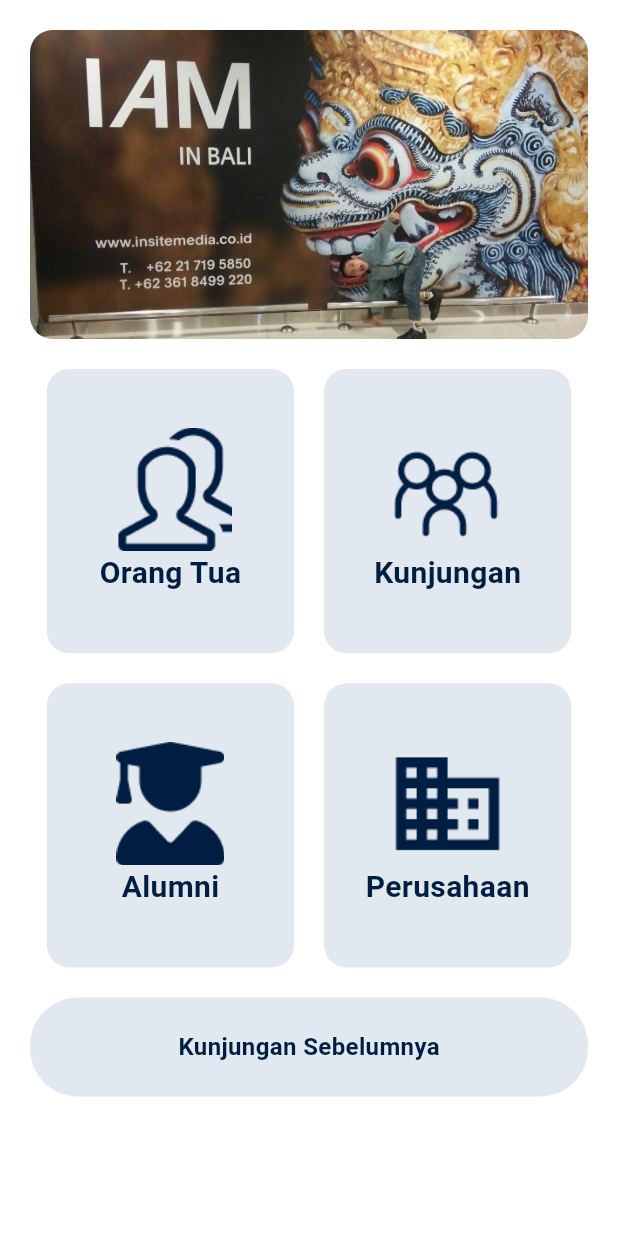
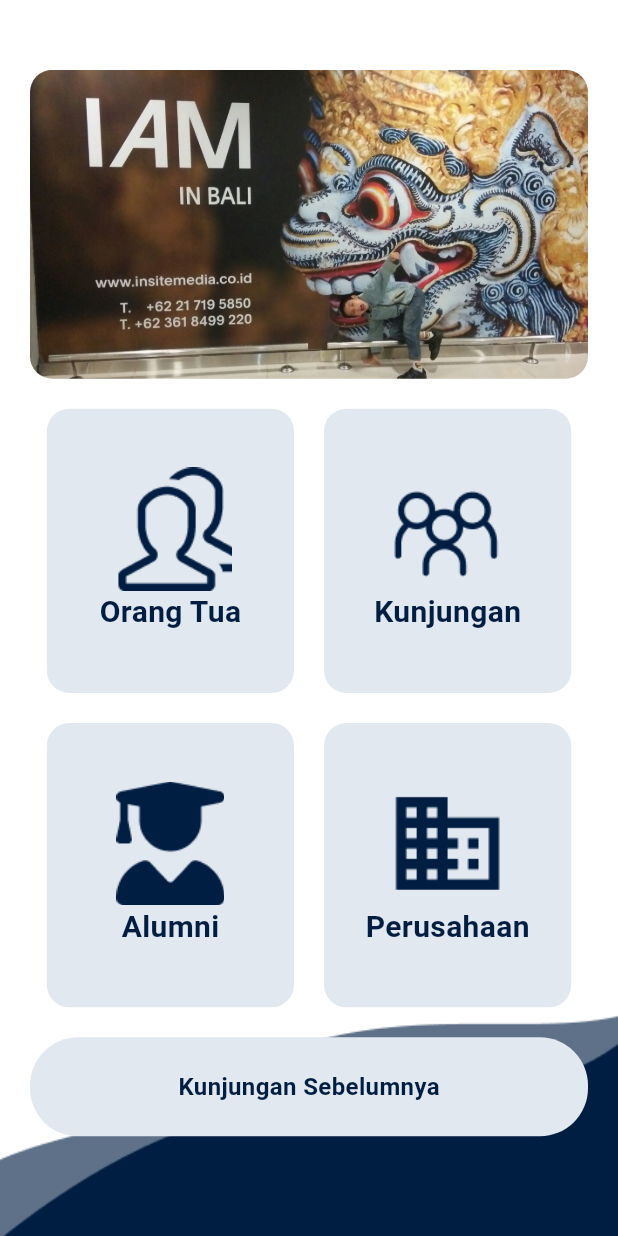
Before and after one commit to billymillo/Projek-Buku-Tamu-Mobile, a Flutter app: the screen it shows after launch, on a phone screen of 412 x 824 dp. Run offline on Flutter 3.47's test engine with Material 3 defaults, Android fonts, the phone set to English and light mode, and no system bars; our stand-ins replace get.

Commit message:
bily work

```diff
--- a/lib/pages/mainMenuP.dart
+++ b/lib/pages/mainMenuP.dart
@@ -1,5 +1,9 @@
+import 'package:flutter/cupertino.dart';
 import 'package:flutter/material.dart';
+import 'package:flutter/widgets.dart';
+import 'package:get/get.dart';
 import 'package:mobile/models/colorpalette.dart';
+import 'package:mobile/routes/appPages.dart';
 
 class MainMenuP extends StatelessWidget {
   const MainMenuP({super.key});
@@ -9,10 +13,54 @@ class MainMenuP extends StatelessWidget {
     return Scaffold(
       backgroundColor: Colors.white,
       body: SingleChildScrollView(
-        child: Container(
+        child: SizedBox(
+          height: MediaQuery.of(context).size.height,
+          child: Stack(children: [
+            // Container(
+            //   width: MediaQuery.of(context).size.width,
+            //   child: Row(
+            //     children: [
+            //       Container(
+            //         width: MediaQuery.of(context).size.width * 0.1,
+            //         height: MediaQuery.of(context).size.height * 0.1,
+            //         decoration: const BoxDecoration(
+            //           image: DecorationImage(
+            //               image: AssetImage('assets/icon/bukutamu.jpg'),
+            //               fit: BoxFit.cover),
+            //         ),
+            //       ),
+            //       Text(
+            //         "BukuTamu",
+            //         style: TextStyle(
+            //             fontFamily: 'Roboto',
+            //             color: PrimaryColor().blue,
+            //             fontSize: 20,
+            //             fontWeight: FontWeight.w600),
+            //       )
+            //     ],
+            //   ),
+            // ),
+            Positioned(
+              left: 0,
+              right: 0,
+              bottom: 0,
+              child: SizedBox(
+                width: MediaQuery.of(context).size.width,
+                height: MediaQuery.of(context).size.height * 0.2,
+                child: const DecoratedBox(
+                  decoration: BoxDecoration(
+                    image: DecorationImage(
+                      image: AssetImage('assets/image/clippath1.png'),
+                      fit: BoxFit.cover,
+                    ),
+                  ),
+                ),
+              ),
+            ),
+            Container(
               width: MediaQuery.of(context).size.width * 1,
-          padding:
-              const EdgeInsets.only(left: 20, right: 20, top: 20, bottom: 40),
+              padding: const EdgeInsets.only(
+                  left: 20, right: 20, top: 20, bottom: 40),
               child: Column(
                 mainAxisAlignment: MainAxisAlignment.center,
                 children: [
@@ -32,7 +80,9 @@ class MainMenuP extends StatelessWidget {
                     child: Row(
                       mainAxisAlignment: MainAxisAlignment.center,
                       children: [
-                    Container(
+                        GestureDetector(
+                          onTap: () => Get.toNamed(Routes.PARENTFORMPAGE),
+                          child: Container(
                             width: MediaQuery.of(context).size.width * 0.4,
                             height: MediaQuery.of(context).size.height * 0.23,
                             decoration: BoxDecoration(
@@ -42,11 +92,14 @@ class MainMenuP extends StatelessWidget {
                               mainAxisAlignment: MainAxisAlignment.center,
                               children: [
                                 Container(
-                            width: MediaQuery.of(context).size.width * 0.2,
-                            height: MediaQuery.of(context).size.height * 0.1,
+                                  width:
+                                      MediaQuery.of(context).size.width * 0.2,
+                                  height:
+                                      MediaQuery.of(context).size.height * 0.1,
                                   decoration: const BoxDecoration(
                                     image: DecorationImage(
-                                image: AssetImage('assets/icon/orangtua.png'),
+                                      image: AssetImage(
+                                          'assets/icon/orangtua.png'),
                                     ),
                                   ),
                                 ),
@@ -61,6 +114,7 @@ class MainMenuP extends StatelessWidget {
                               ],
                             ),
                           ),
+                        ),
                         const SizedBox(width: 20),
                         Container(
                           width: MediaQuery.of(context).size.width * 0.4,
@@ -73,10 +127,12 @@ class MainMenuP extends StatelessWidget {
                             children: [
                               Container(
                                 width: MediaQuery.of(context).size.width * 0.2,
-                            height: MediaQuery.of(context).size.height * 0.1,
+                                height:
+                                    MediaQuery.of(context).size.height * 0.1,
                                 decoration: const BoxDecoration(
                                   image: DecorationImage(
-                                image: AssetImage('assets/icon/kunjungan.png'),
+                                    image:
+                                        AssetImage('assets/icon/kunjungan.png'),
                                   ),
                                 ),
                               ),
@@ -102,7 +158,9 @@ class MainMenuP extends StatelessWidget {
                     child: Row(
                       mainAxisAlignment: MainAxisAlignment.center,
                       children: [
-                    Container(
+                        GestureDetector(
+                          onTap: () => Get.toNamed(Routes.ALUMNIFORMPAGE),
+                          child: Container(
                             width: MediaQuery.of(context).size.width * 0.4,
                             height: MediaQuery.of(context).size.height * 0.23,
                             decoration: BoxDecoration(
@@ -112,11 +170,14 @@ class MainMenuP extends StatelessWidget {
                               mainAxisAlignment: MainAxisAlignment.center,
                               children: [
                                 Container(
-                            width: MediaQuery.of(context).size.width * 0.2,
-                            height: MediaQuery.of(context).size.height * 0.1,
+                                  width:
+                                      MediaQuery.of(context).size.width * 0.2,
+                                  height:
+                                      MediaQuery.of(context).size.height * 0.1,
                                   decoration: const BoxDecoration(
                                     image: DecorationImage(
-                                image: AssetImage('assets/icon/alumni.png'),
+                                      image:
+                                          AssetImage('assets/icon/alumni.png'),
                                     ),
                                   ),
                                 ),
@@ -131,6 +192,7 @@ class MainMenuP extends StatelessWidget {
                               ],
                             ),
                           ),
+                        ),
                         const SizedBox(width: 20),
                         Container(
                           width: MediaQuery.of(context).size.width * 0.4,
@@ -143,10 +205,12 @@ class MainMenuP extends StatelessWidget {
                             children: [
                               Container(
                                 width: MediaQuery.of(context).size.width * 0.2,
-                            height: MediaQuery.of(context).size.height * 0.1,
+                                height:
+                                    MediaQuery.of(context).size.height * 0.1,
                                 decoration: const BoxDecoration(
                                   image: DecorationImage(
-                                image: AssetImage('assets/icon/perusahaan.png'),
+                                    image: AssetImage(
+                                        'assets/icon/perusahaan.png'),
                                   ),
                                 ),
                               ),
@@ -189,6 +253,8 @@ class MainMenuP extends StatelessWidget {
                 ],
               ),
             ),
+          ]),
+        ),
       ),
     );
   }
--- a/lib/routes/appRoutes.dart
+++ b/lib/routes/appRoutes.dart
@@ -11,6 +11,6 @@ abstract class Routes {
 abstract class _Paths {
   _Paths._();
   static const MAINMENUP = '/MainMenuPage';
-  static const PARENTFORMPAGE = '/  ';
+  static const PARENTFORMPAGE = '/ParentFormPage';
   static const ALUMNIFORMPAGE = '/AlumniFormPage';
 }
--- a/pubspec.yaml
+++ b/pubspec.yaml
@@ -66,7 +66,9 @@ flutter:
     - assets/image/slider1.jpg
     - assets/image/slider2.jpg
     - assets/image/slider3.jpg
+    - assets/image/clippath1.png
 
+    - assets/icon/bukuTamu.png
     - assets/icon/orangtua.png
     - assets/icon/kunjungan.png
     - assets/icon/perusahaan.png
```
Also changed, not shown: assets/icon/bukuTamu.png (added), assets/image/clippath1.png (added), pubspec.lock. Lines whose indentation alone changed are shown as unchanged.
